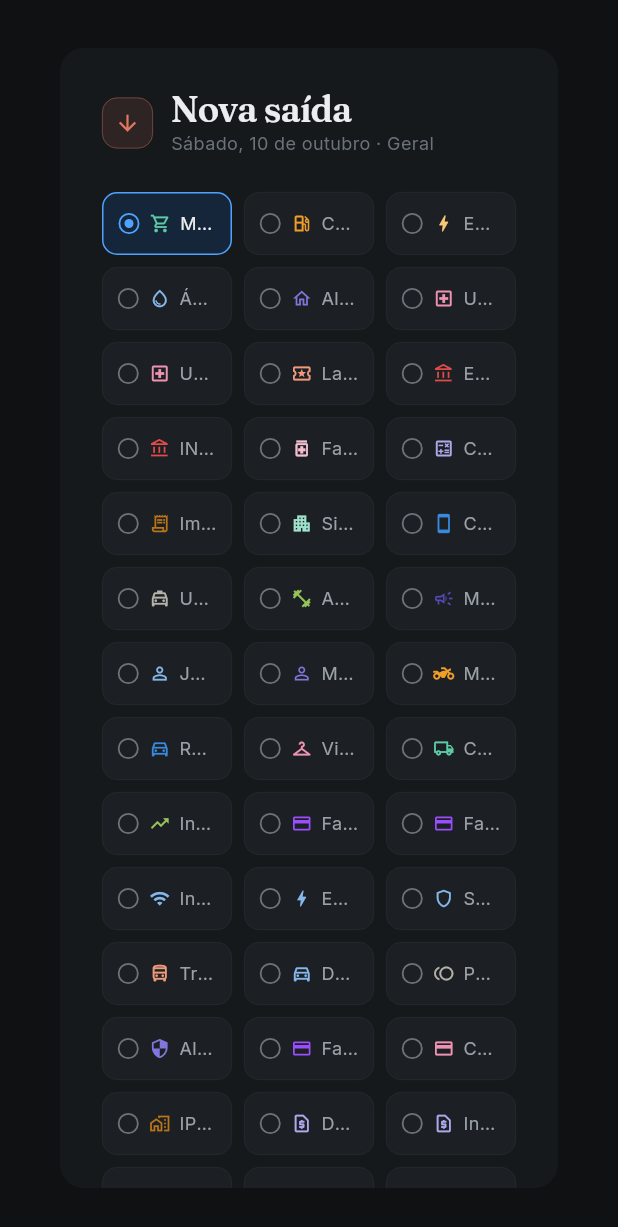
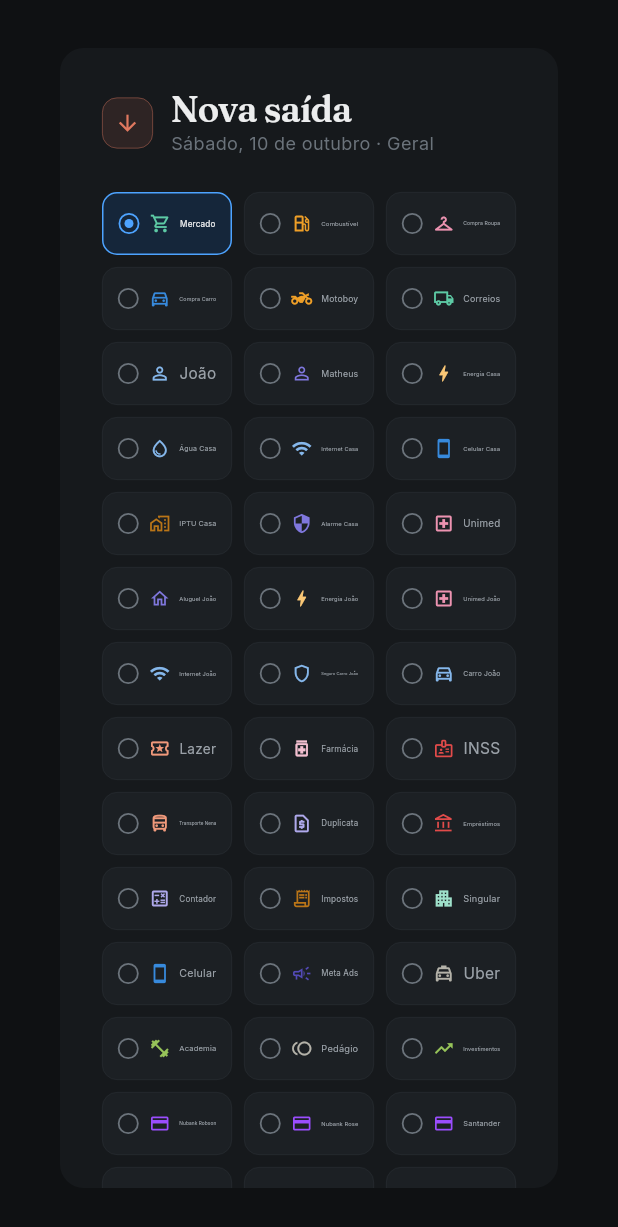
Before and after one commit to MatheusPoliChiarelli/finfamily, a Flutter app: the _TransactionDialog widget shown alone on an empty page, opened directly with empty values, on a phone screen of 412 x 824 dp. Shown: the top 1227 px of the screen. Run offline on Flutter 3.47's test engine with Material 3 defaults, Android fonts, the phone set to English and light mode, and no system bars; our stand-ins replace cloud_firestore, firebase_auth, firebase_core, google_fonts; accounts and stored records are empty; statements that could not run were skipped.

Commit message:
Rename categories, fix icons and shorten transfer labels

```diff
--- a/lib/data/banks.dart
+++ b/lib/data/banks.dart
@@ -7,6 +7,9 @@ class Bank {
   final Color color;
   final Color onColor;
   final String? logo;
+  final String? shortName;
+
+  String get label => shortName ?? name;
 
   const Bank({
     required this.id,
@@ -15,6 +18,7 @@ class Bank {
     required this.color,
     required this.onColor,
     this.logo,
+    this.shortName,
   });
 }
 
@@ -68,11 +72,11 @@ class Banks {
   static const vr = Bank(
     id: 'vr',
     name: 'Vale-Alimentação',
+    shortName: 'VA',
     short: 'V',
     color: Color(0xFF00B336),
     onColor: Color(0xFF04240D),
     logo: 'assets/banks/vr.png',
   );
 
-
 }
--- a/lib/data/categories.dart
+++ b/lib/data/categories.dart
@@ -23,44 +23,45 @@ class Categories {
 
     Category(id: 'mercado', name: 'Mercado', icon: Icons.shopping_cart_outlined, color: 0xFF5DCAA5),
     Category(id: 'combustivel', name: 'Combustível', icon: Icons.local_gas_station_outlined, color: 0xFFEF9F27),
-    Category(id: 'energia', name: 'Energia', icon: Icons.bolt_outlined, color: 0xFFFAC775),
-    Category(id: 'agua', name: 'Água', icon: Icons.water_drop_outlined, color: 0xFF85B7EB),
-    Category(id: 'aluguel', name: 'Aluguel', icon: Icons.home_outlined, color: 0xFF7F77DD),
+    Category(id: 'vise_versa', name: 'Compra Roupa', icon: Icons.checkroom_outlined, color: 0xFFED93B1),
+    Category(id: 'robmotors', name: 'Compra Carro', icon: Icons.directions_car_outlined, color: 0xFF378ADD),
+    Category(id: 'motoboy', name: 'Motoboy', icon: Icons.two_wheeler_outlined, color: 0xFFEF9F27),
+    Category(id: 'correios', name: 'Correios', icon: Icons.local_shipping_outlined, color: 0xFF5DCAA5),
+    Category(id: 'joao', name: 'João', icon: Icons.person_outline, color: 0xFF85B7EB),
+    Category(id: 'matheus', name: 'Matheus', icon: Icons.person_outline, color: 0xFF7F77DD),
+    Category(id: 'energia', name: 'Energia Casa', icon: Icons.bolt_outlined, color: 0xFFFAC775),
+    Category(id: 'agua', name: 'Água Casa', icon: Icons.water_drop_outlined, color: 0xFF85B7EB),
+    Category(id: 'internet_casa', name: 'Internet Casa', icon: Icons.wifi_outlined, color: 0xFF85B7EB),
+    Category(id: 'celular_casa', name: 'Celular Casa', icon: Icons.smartphone_outlined, color: 0xFF378ADD),
+    Category(id: 'iptu', name: 'IPTU Casa', icon: Icons.home_work_outlined, color: 0xFFBA7517),
+    Category(id: 'alarme', name: 'Alarme Casa', icon: Icons.security_outlined, color: 0xFF7F77DD),
     Category(id: 'unimed', name: 'Unimed', icon: Icons.local_hospital_outlined, color: 0xFFED93B1),
+    Category(id: 'aluguel', name: 'Aluguel João', icon: Icons.home_outlined, color: 0xFF7F77DD),
+    Category(id: 'energia_joao', name: 'Energia João', icon: Icons.bolt_outlined, color: 0xFFFAC775),
     Category(id: 'unimed_joao', name: 'Unimed João', icon: Icons.local_hospital_outlined, color: 0xFFED93B1),
+    Category(id: 'internet_joao', name: 'Internet João', icon: Icons.wifi_outlined, color: 0xFF85B7EB),
+    Category(id: 'seguro_carro_joao', name: 'Seguro Carro João', icon: Icons.shield_outlined, color: 0xFF85B7EB),
+    Category(id: 'despesas_carro_joao', name: 'Carro João', icon: Icons.directions_car_outlined, color: 0xFF85B7EB),
     Category(id: 'lazer', name: 'Lazer', icon: Icons.local_activity_outlined, color: 0xFFF0997B),
+    Category(id: 'farmacia', name: 'Farmácia', icon: Icons.medication_outlined, color: 0xFFF4C0D1),
+    Category(id: 'inss', name: 'INSS', icon: Icons.badge_outlined, color: 0xFFE24B4A),
+    Category(id: 'transporte_nena', name: 'Transporte Nena', icon: Icons.directions_bus_outlined, color: 0xFFF0997B),
+    Category(id: 'duplicata', name: 'Duplicata', icon: Icons.request_page_outlined, color: 0xFFAFA9EC),
     Category(id: 'emprestimos', name: 'Empréstimos', icon: Icons.account_balance_outlined, color: 0xFFE24B4A),
-    Category(id: 'inss', name: 'INSS', icon: Icons.account_balance_outlined, color: 0xFFE24B4A),
-    Category(id: 'farmacia', name: 'Farmácia', icon: Icons.medication_outlined, color: 0xFFF4C0D1),
     Category(id: 'contador', name: 'Contador', icon: Icons.calculate_outlined, color: 0xFFAFA9EC),
     Category(id: 'impostos', name: 'Impostos', icon: Icons.receipt_long_outlined, color: 0xFFBA7517),
     Category(id: 'singular', name: 'Singular', icon: Icons.apartment_outlined, color: 0xFF9FE1CB),
     Category(id: 'celular', name: 'Celular', icon: Icons.smartphone_outlined, color: 0xFF378ADD),
+    Category(id: 'meta_ads', name: 'Meta Ads', icon: Icons.campaign_outlined, color: 0xFF534AB7),
     Category(id: 'uber', name: 'Uber', icon: Icons.local_taxi_outlined, color: 0xFFB4B2A9),
     Category(id: 'academia', name: 'Academia', icon: Icons.fitness_center_outlined, color: 0xFF97C459),
-    Category(id: 'meta_ads', name: 'Meta Ads', icon: Icons.campaign_outlined, color: 0xFF534AB7),
-    Category(id: 'joao', name: 'João', icon: Icons.person_outline, color: 0xFF85B7EB),
-    Category(id: 'matheus', name: 'Matheus', icon: Icons.person_outline, color: 0xFF7F77DD),
-    Category(id: 'motoboy', name: 'Motoboy', icon: Icons.two_wheeler_outlined, color: 0xFFEF9F27),
-    Category(id: 'robmotors', name: 'RobMotors', icon: Icons.directions_car_outlined, color: 0xFF378ADD),
-    Category(id: 'vise_versa', name: 'Vise Versa', icon: Icons.checkroom_outlined, color: 0xFFED93B1),
-    Category(id: 'correios', name: 'Correios', icon: Icons.local_shipping_outlined, color: 0xFF5DCAA5),
+    Category(id: 'pedagio', name: 'Pedágio', icon: Icons.toll_outlined, color: 0xFFB4B2A9),
     Category(id: 'investimentos', name: 'Investimentos', icon: Icons.trending_up, color: 0xFF97C459),
-    Category(id: 'cartao_nubank_robson', name: 'Fatura Nubank Robson', icon: Icons.credit_card_outlined, color: 0xFF9B4DFF),
-    Category(id: 'cartao_bradesco', name: 'Fatura Cartão Bradesco', icon: Icons.credit_card_outlined, color: 0xFF9B4DFF),
-    Category(id: 'internet_joao', name: 'Internet João', icon: Icons.wifi_outlined, color: 0xFF85B7EB),
-    Category(id: 'energia_joao', name: 'Energia João', icon: Icons.bolt_outlined, color: 0xFF85B7EB),
-    Category(id: 'seguro_carro_joao', name: 'Seguro Carro João', icon: Icons.shield_outlined, color: 0xFF85B7EB),
-    Category(id: 'transporte_nena', name: 'Transporte Nena', icon: Icons.directions_bus_outlined, color: 0xFFF0997B),
-    Category(id: 'despesas_carro_joao', name: 'Despesas Carro João', icon: Icons.directions_car_outlined, color: 0xFF85B7EB),
-    Category(id: 'pedagio', name: 'Pedágio', icon: Icons.toll_outlined, color: 0xFFB4B2A9),
-    Category(id: 'alarme', name: 'Alarme', icon: Icons.security_outlined, color: 0xFF7F77DD),
-    Category(id: 'fatura_nubank_rose', name: 'Fatura Nubank Rose', icon: Icons.credit_card_outlined, color: 0xFF9B4DFF),
+    Category(id: 'cartao_nubank_robson', name: 'Nubank Robson', icon: Icons.credit_card_outlined, color: 0xFF9B4DFF),
+    Category(id: 'fatura_nubank_rose', name: 'Nubank Rose', icon: Icons.credit_card_outlined, color: 0xFF9B4DFF),
+    Category(id: 'fatura_santander', name: 'Santander', icon: Icons.credit_card_outlined, color: 0xFF9B4DFF),
+    Category(id: 'cartao_bradesco', name: 'Bradesco', icon: Icons.credit_card_outlined, color: 0xFF9B4DFF),
     Category(id: 'cartao_rosangela', name: 'Cartão Rosângela', icon: Icons.credit_card_outlined, color: 0xFFED93B1),
-    Category(id: 'iptu', name: 'IPTU', icon: Icons.home_work_outlined, color: 0xFFBA7517),
-    Category(id: 'duplicata', name: 'Duplicata', icon: Icons.request_page_outlined, color: 0xFFAFA9EC),
-    Category(id: 'internet_casa', name: 'Internet Casa', icon: Icons.request_page_outlined, color: 0xFFAFA9EC),
-    Category(id: 'celular_casa', name: 'Celular Casa', icon: Icons.request_page_outlined, color: 0xFFAFA9EC),
     Category(id: 'outros', name: 'Outros', icon: Icons.category_outlined, color: 0xFF888780),
 
 
@@ -105,7 +106,7 @@ class Categories {
     return Banks.accounts.where((b) => b.id != bankId).map((b) {
       return Category(
         id: '$transferPrefix${b.id}',
-        name: isIncome ? 'Transferência do ${b.name}' : 'Transferência para ${b.name}',
+        name: isIncome ? 'De ${b.label}' : 'Para ${b.label}',
         icon: isIncome ? Icons.south_west : Icons.north_east,
         color: b.color.toARGB32(),
         isIncome: isIncome,
--- a/lib/widgets/transaction_dialog.dart
+++ b/lib/widgets/transaction_dialog.dart
@@ -84,11 +84,18 @@ class _TransactionDialogState extends State<_TransactionDialog> {
   String? _incomeKind;
   String? _error;
 
-  List<Category> get _options => [
-        ...(widget.isIncome ? Categories.incomes : Categories.expenses),
+  List<Category> get _options {
+    final base = widget.isIncome ? Categories.incomes : Categories.expenses;
+    final others = base.where((c) => c.id != 'outros' && c.id != 'outras_receitas').toList();
+    final outros = base.where((c) => c.id == 'outros' || c.id == 'outras_receitas').toList();
+
+    return [
+      ...others,
       if (widget.bankId != Banks.geral.id)
         ...Categories.transfersFor(widget.bankId, widget.isIncome),
+      ...outros,
     ];
+  }
 
   bool get _isTransfer =>
       Categories.isTransfer(_category.id) ||
@@ -1247,10 +1254,14 @@ class _TransactionDialogState extends State<_TransactionDialog> {
         Icon(c.icon, size: 14, color: Color(c.color)),
         const SizedBox(width: 6),
         Expanded(
+          child: FittedBox(
+            fit: BoxFit.scaleDown,
+            alignment: Alignment.centerLeft,
             child: Text(
               c.name,
-            overflow: TextOverflow.ellipsis,
+              maxLines: 1,
               style: AppTheme.ui(12, color: selected ? AppColors.textPrimary : AppColors.textSecondary),
+            ),
           ),
         ),
       ],
```
Lines whose indentation alone changed are shown as unchanged.
